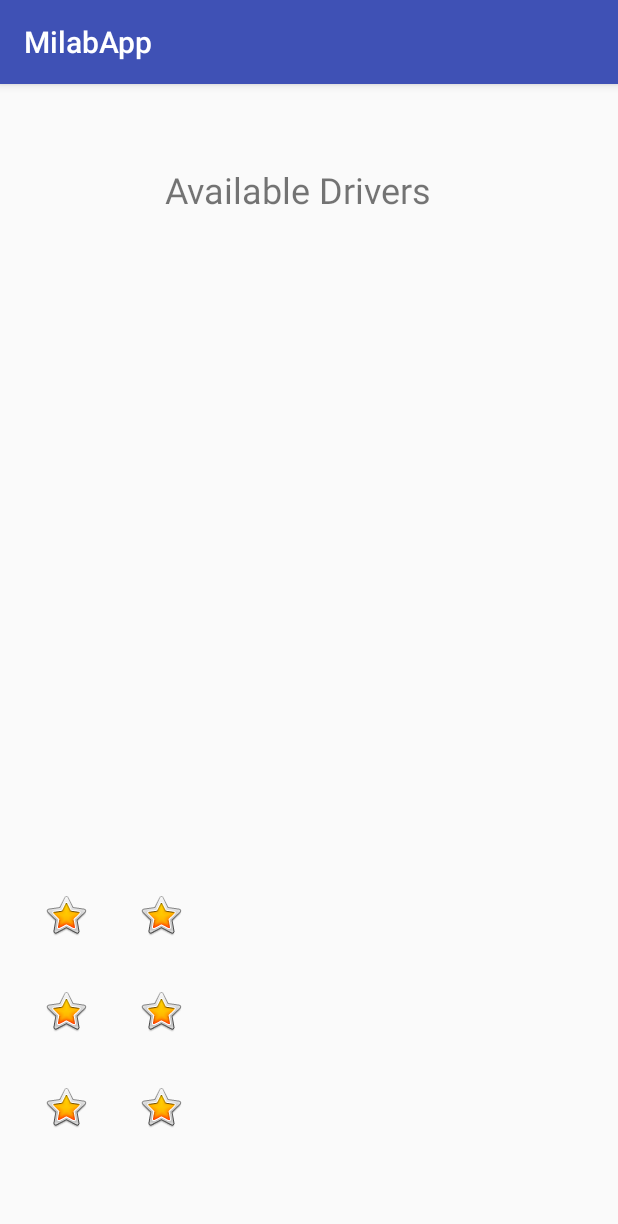
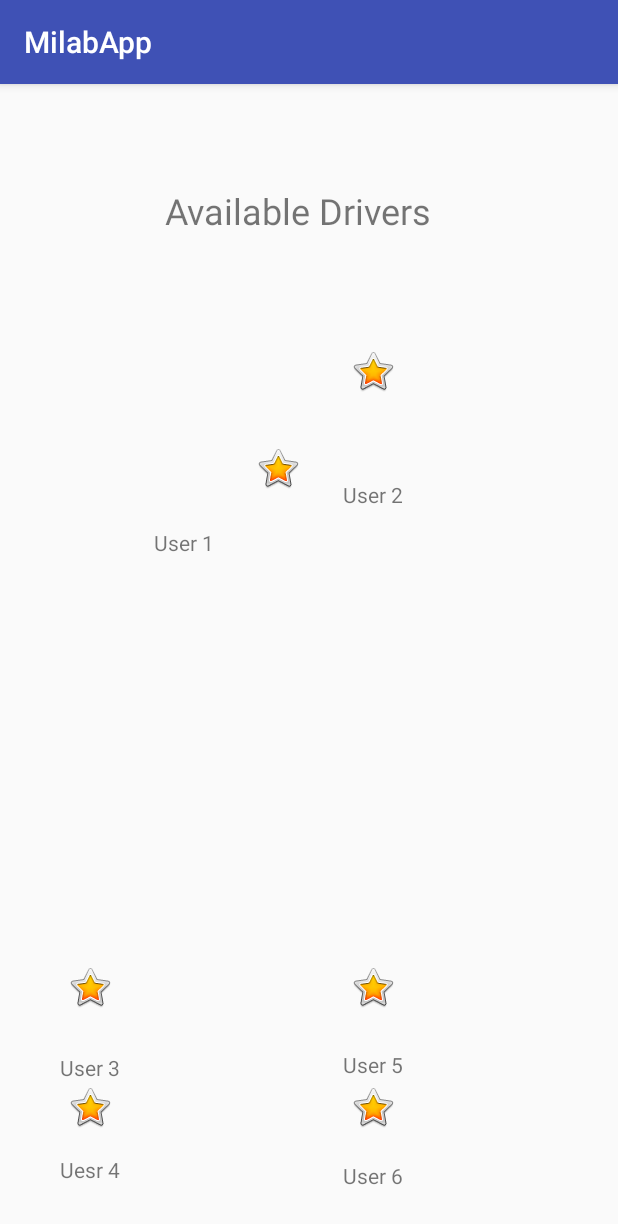
Before and after one commit to mayakerem/MiLab-TurstShare, an Android app: the Results screen opened directly, with no data from a screen before it, on a phone screen of 412 x 824 dp. Shown: the top 1224 px of the screen. Run offline under Robolectric (Android 15) with nearby library versions, the phone set to English and light mode, and no system bars.

Commit message:
Working client to server communications, working server to client communications. Cant parse the json after transfered to different activity

```diff
--- a/Client/app/src/main/java/com/example/lior/milabapp/RegistrationActivity.java
+++ b/Client/app/src/main/java/com/example/lior/milabapp/RegistrationActivity.java
@@ -130,7 +130,11 @@ public class RegistrationActivity extends AppCompatActivity {
     private void sendJSON (JSONObject contactJson){
         // Handeling Volley and sending the JSON to the server
         final RequestQueue queue = Volley.newRequestQueue(this);
-        final String url = "http://10.0.2.2:3000/listen";
+        //For school
+        //final String url = "http://10.0.2.2:3000/listen";
+
+        //For Home
+        final String url = "http://192.168.1.24:3000/listen";
 
         queue.add(new JsonObjectRequest(Request.Method.POST, url, contactJson,
                 new Response.Listener<JSONObject>() {
@@ -138,7 +142,7 @@ public class RegistrationActivity extends AppCompatActivity {
                     public void onResponse(JSONObject response) {
 
                         Log.d("LIOR", "Response is:- " + response);
-                        Intent intent = new Intent(RegistrationActivity.this, SearchContactsActivity.class);
+                        Intent intent = new Intent(RegistrationActivity.this, Results.class);
                         //SERVER returns new JSON with random 6 drivers
                         intent.putExtra(SearchContactsActivity.CONTACT_NAME, response.toString());
                         startActivity(intent);
--- a/Client/app/src/main/java/com/example/lior/milabapp/Results.java
+++ b/Client/app/src/main/java/com/example/lior/milabapp/Results.java
@@ -2,25 +2,56 @@ package com.example.lior.milabapp;
 
 import android.support.v7.app.AppCompatActivity;
 import android.os.Bundle;
+import android.util.Log;
+import android.view.View;
+import android.widget.TextView;
+
+import org.json.JSONException;
+import org.json.JSONObject;
 
 public class Results extends AppCompatActivity {
+    public static final String CONTACT_NAME = "contact_name";
 
     @Override
     protected void onCreate(Bundle savedInstanceState) {
         super.onCreate(savedInstanceState);
+
         setContentView(R.layout.activity_results);
+
+        String contacts = getIntent().getStringExtra(SearchContactsActivity.CONTACT_NAME);
+        Log.d("LIOR", contacts);
+
+
+//            try {
+
+
+//            } catch (JSONException e) {
+//                Log.d("LIOR", "Eror in json");
+//
+//            }
+
 
         User[] drivers = new User[6];
 
-        //First user
+        //Reference to all the names
+        TextView user1 = (TextView) findViewById(R.id.name1);
+        TextView user2 = (TextView) findViewById(R.id.name2);
+        TextView user3 = (TextView) findViewById(R.id.name3);
+        TextView user4 = (TextView) findViewById(R.id.name4);
+        TextView user5 = (TextView) findViewById(R.id.name5);
+        TextView user6 = (TextView) findViewById(R.id.name6);
 
-        //Second user
+        //Updating names
+        user1.setText("User 1");
+        user2.setText("User 2");
+        user3.setText("User 3");
+        user4.setText("Uesr 4");
+        user5.setText("User 5");
+        user6.setText("User 6");
 
-        //Third user
-
+    }
 
 
 
 
     }
-}
--- a/Client/app/src/main/java/com/example/lior/milabapp/SearchContactsActivity.java
+++ b/Client/app/src/main/java/com/example/lior/milabapp/SearchContactsActivity.java
@@ -4,10 +4,14 @@ import android.content.Intent;
 import android.os.Handler;
 import android.support.v7.app.AppCompatActivity;
 import android.os.Bundle;
+import android.util.Log;
 import android.view.View;
 import android.widget.Button;
 import android.widget.ProgressBar;
 import android.widget.TextView;
+
+import org.json.JSONException;
+import org.json.JSONObject;
 
 public class SearchContactsActivity extends AppCompatActivity {
 
@@ -23,10 +27,16 @@ public class SearchContactsActivity extends AppCompatActivity {
         final Handler handler = new Handler();
         handler.postDelayed(new Runnable() {
             public void run() {
-                String name = getIntent().getStringExtra(CONTACT_NAME);
-                text.setText("We have connected your contacts! Your friend " + name + " has already taken three rides. Book one too!");
-                progressBar.setVisibility(View.INVISIBLE);
-                button.setVisibility(View.VISIBLE);
+                String contact_json = getIntent().getStringExtra(CONTACT_NAME);
+                JSONObject contact_jsons = null;
+                //try{
+                    //contact_jsons = new JSONObject(getIntent().getStringExtra("random_arr"));
+                    text.setText("We have connected your contacts! Your friend Donald has already taken three rides. Book one too!");
+                    progressBar.setVisibility(View.INVISIBLE);
+                    button.setVisibility(View.VISIBLE);
+//                } catch (JSONException e){
+//                    Log.d("LIOR", "Eror in json");
+//                }
                 button.setOnClickListener(new View.OnClickListener() {
                     @Override
                     public void onClick(View v) {
--- a/Client/app/src/main/res/layout/activity_results.xml
+++ b/Client/app/src/main/res/layout/activity_results.xml
@@ -8,14 +8,17 @@
 
     <ImageView
         android:id="@+id/user1"
-        android:layout_width="wrap_content"
-        android:layout_height="wrap_content"
-        android:layout_marginStart="44dp"
-        android:layout_marginLeft="44dp"
-        android:layout_marginBottom="64dp"
+        android:layout_width="125dp"
+        android:layout_height="130dp"
+        android:layout_marginStart="60dp"
+        android:layout_marginLeft="60dp"
+        android:layout_marginTop="49dp"
+        android:layout_marginBottom="84dp"
         app:layout_constraintBottom_toTopOf="@+id/user3"
         app:layout_constraintStart_toStartOf="parent"
-        tools:srcCompat="@tools:sample/avatars[1]" />
+        app:layout_constraintTop_toBottomOf="@+id/textView2"
+        app:layout_constraintVertical_bias="0.0"
+        tools:srcCompat="@tools:sample/avatars" />
 
     <ImageView
         android:id="@+id/user2"
@@ -36,7 +39,7 @@
         android:id="@+id/user3"
         android:layout_width="wrap_content"
         android:layout_height="wrap_content"
-        android:layout_marginBottom="64dp"
+        android:layout_marginBottom="80dp"
         app:layout_constraintBottom_toTopOf="@+id/user5"
         app:layout_constraintEnd_toEndOf="@+id/user1"
         app:layout_constraintHorizontal_bias="0.0"
@@ -103,12 +106,13 @@
         android:layout_height="wrap_content"
         android:layout_marginStart="110dp"
         android:layout_marginLeft="110dp"
-        android:layout_marginTop="54dp"
+        android:layout_marginTop="68dp"
         android:layout_marginEnd="125dp"
         android:layout_marginRight="125dp"
         android:text="Available Drivers"
         android:textSize="24sp"
         app:layout_constraintEnd_toEndOf="parent"
+        app:layout_constraintHorizontal_bias="0.0"
         app:layout_constraintStart_toStartOf="parent"
         app:layout_constraintTop_toTopOf="parent" />
 
@@ -175,4 +179,74 @@
         app:layout_constraintEnd_toEndOf="@+id/user3"
         app:layout_constraintStart_toEndOf="@+id/user3"
         app:srcCompat="@android:drawable/btn_star_big_on" />
+
+    <TextView
+        android:id="@+id/name1"
+        android:layout_width="wrap_content"
+        android:layout_height="wrap_content"
+        android:layout_marginTop="16dp"
+        android:text="TextView"
+        app:layout_constraintEnd_toEndOf="@+id/user1"
+        app:layout_constraintStart_toStartOf="@+id/user1"
+        app:layout_constraintTop_toBottomOf="@+id/user1" />
+
+    <TextView
+        android:id="@+id/name3"
+        android:layout_width="wrap_content"
+        android:layout_height="wrap_content"
+        android:layout_marginTop="20dp"
+        android:text="TextView"
+        app:layout_constraintEnd_toEndOf="@+id/user3"
+        app:layout_constraintHorizontal_bias="0.478"
+        app:layout_constraintStart_toStartOf="@+id/user3"
+        app:layout_constraintTop_toBottomOf="@+id/user3" />
+
+    <TextView
+        android:id="@+id/name4"
+        android:layout_width="wrap_content"
+        android:layout_height="wrap_content"
+        android:layout_marginTop="12dp"
+        android:layout_marginBottom="8dp"
+        android:text="TextView"
+        app:layout_constraintBottom_toBottomOf="@+id/name6"
+        app:layout_constraintEnd_toEndOf="@+id/user5"
+        app:layout_constraintHorizontal_bias="0.492"
+        app:layout_constraintStart_toStartOf="@+id/user5"
+        app:layout_constraintTop_toBottomOf="@+id/user5" />
+
+    <TextView
+        android:id="@+id/name6"
+        android:layout_width="wrap_content"
+        android:layout_height="wrap_content"
+        android:layout_marginTop="12dp"
+        android:text="TextView"
+        app:layout_constraintEnd_toEndOf="@+id/user6"
+        app:layout_constraintHorizontal_bias="0.507"
+        app:layout_constraintStart_toStartOf="@+id/user6"
+        app:layout_constraintTop_toBottomOf="@+id/user6" />
+
+    <TextView
+        android:id="@+id/name5"
+        android:layout_width="wrap_content"
+        android:layout_height="wrap_content"
+        android:layout_marginTop="24dp"
+        android:layout_marginBottom="8dp"
+        android:text="TextView"
+        app:layout_constraintBottom_toBottomOf="@+id/name3"
+        app:layout_constraintEnd_toEndOf="@+id/user4"
+        app:layout_constraintHorizontal_bias="0.565"
+        app:layout_constraintStart_toStartOf="@+id/user4"
+        app:layout_constraintTop_toBottomOf="@+id/user4" />
+
+    <TextView
+        android:id="@+id/name2"
+        android:layout_width="wrap_content"
+        android:layout_height="wrap_content"
+        android:layout_marginTop="24dp"
+        android:layout_marginBottom="8dp"
+        android:text="TextView"
+        app:layout_constraintBottom_toBottomOf="@+id/name1"
+        app:layout_constraintEnd_toEndOf="@+id/user2"
+        app:layout_constraintStart_toStartOf="@+id/user2"
+        app:layout_constraintTop_toBottomOf="@+id/user2" />
 </android.support.constraint.ConstraintLayout>
```
Also changed, not shown: 3 other files.
